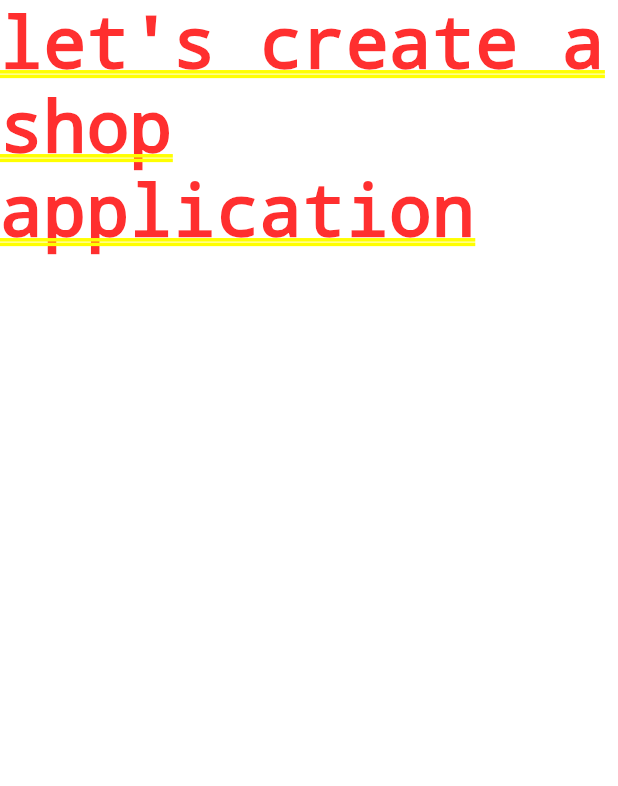
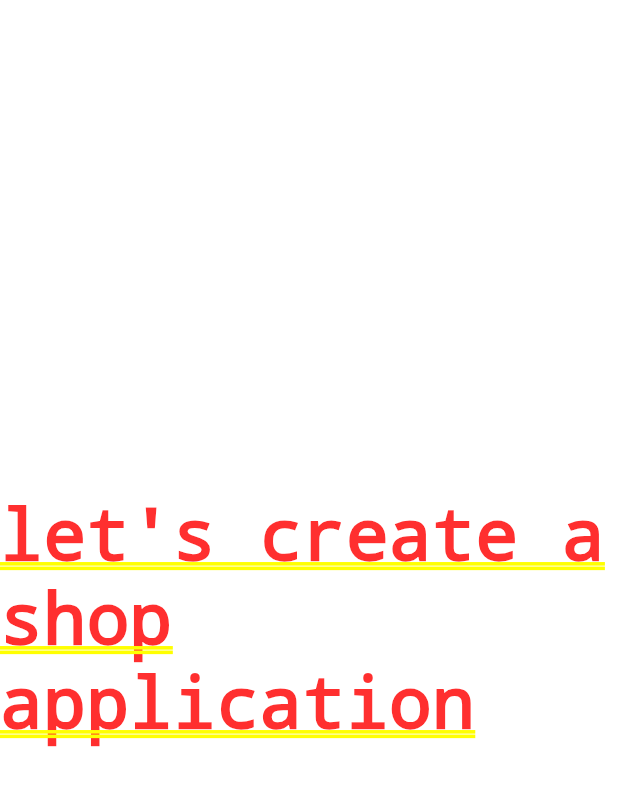
Before and after one commit to Wasim-Zaman/shop_application_using_flutter, a Flutter app: the screen it shows after launch, on a phone screen of 412 x 824 dp. Shown: the top 786 px of the screen. Run offline on Flutter 3.47's test engine with Material 2 defaults, Android fonts, the light colour scheme and no system bars.

Commit message:
make a pull request

```diff
--- a/lib/main.dart
+++ b/lib/main.dart
@@ -9,7 +9,7 @@ class MyApp extends StatelessWidget {
 
   @override
   Widget build(BuildContext context) {
-    return MaterialApp(
+    return const MaterialApp(
       title: "Shop Application",
       home: MyHome(),
     );
@@ -21,8 +21,8 @@ class MyHome extends StatelessWidget {
 
   @override
   Widget build(BuildContext context) {
-    return Container(
-      child: const Text("let's create a shop application"),
+    return const Center(
+      child: Text("let's create a shop application"),
     );
   }
 }
```
